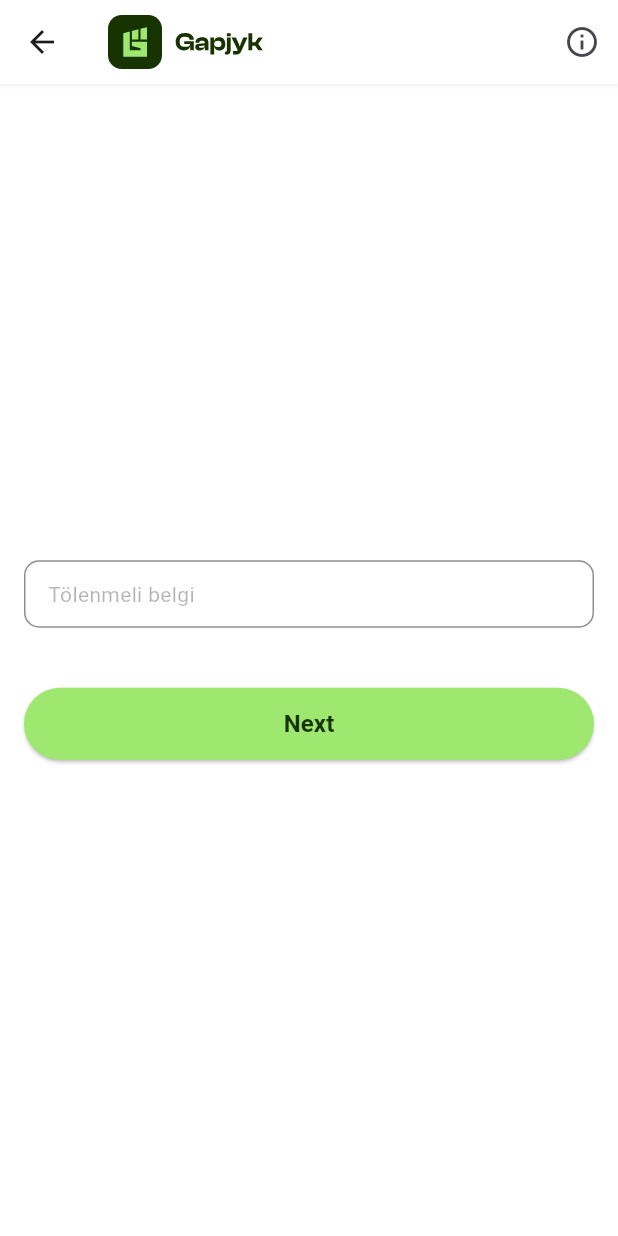
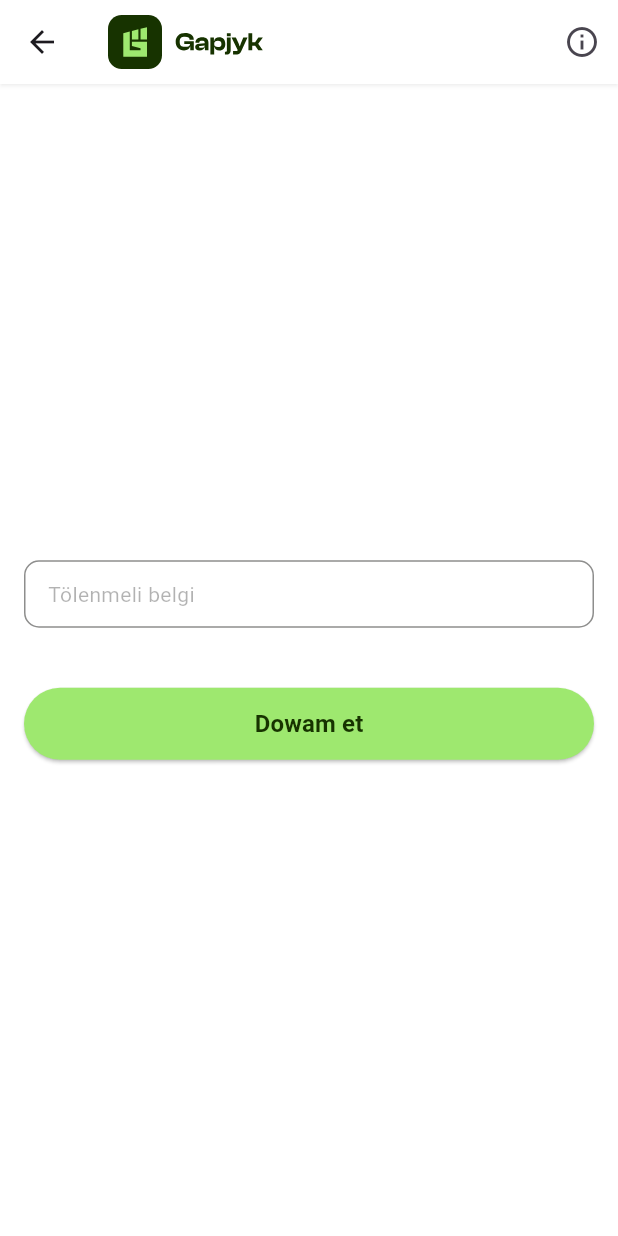
Before and after one commit to Yagshymyradov/Gapjyk-Payment, a Flutter app: the Home screen opened directly, on a phone screen of 412 x 824 dp. Run offline on Flutter 3.47's test engine with Material 3 defaults, Android fonts, the phone set to English and light mode, and no system bars; our stand-ins replace dio, flutter_riverpod, flutter_svg, shared_preferences, state_notifier; accounts and stored records are empty; network calls fail; project files that could hold a hidden picture were left out.

Commit message:
some fixes

```diff
--- a/lib/data/response.dart
+++ b/lib/data/response.dart
@@ -29,7 +29,7 @@ class SellerProfile {
   final int sold;
   @JsonKey(name: 'total_sold')
   final int totalSold;
-  final double percent;
+  final int percent;
   @JsonKey(name: 'seller_profit')
   final int sellerProfit;
   @JsonKey(name: 'admin_profit')
--- a/lib/screens/choose_payment.dart
+++ b/lib/screens/choose_payment.dart
@@ -1,3 +1,4 @@
+import 'dart:async';
 import 'dart:convert';
 
 import 'package:flutter/material.dart';
@@ -7,6 +8,7 @@ import '../providers.dart';
 import '../utils/enums.dart';
 import '../utils/navigation.dart';
 import '../utils/theme.dart';
+import 'home.dart';
 import 'profile/profile.dart';
 
 class ChoosePayment extends StatefulWidget {
@@ -54,7 +56,7 @@ class _ChoosePaymentState extends State<ChoosePayment> {
       );
       if (mounted) {
         scope.refresh(profileProvider);
-        Navigator.pop(context);
+        unawaited(replaceRootScreen(context, const Home()));
       }
     } catch (e) {
       if (e is HttpStatusException && e.code == 404) {
--- a/lib/screens/home.dart
+++ b/lib/screens/home.dart
@@ -67,7 +67,7 @@ class _HomeState extends State<Home> {
               ElevatedButton(
                 onPressed: onNextTap,
                 child: Text(
-                  'Next',
+                  'Dowam et',
                   style: textTheme.titleSmall,
                 ),
               ),
--- a/lib/screens/profile/profile.dart
+++ b/lib/screens/profile/profile.dart
@@ -78,7 +78,7 @@ class Profile extends ConsumerWidget {
                     style: textTheme.labelMedium,
                   ),
                   Text(
-                    '${data.totalSold} %',
+                    '${data.percent} %',
                     style: textTheme.bodyMedium,
                   ),
                 ],
```
Also changed, not shown: lib/data/response.g.dart.
